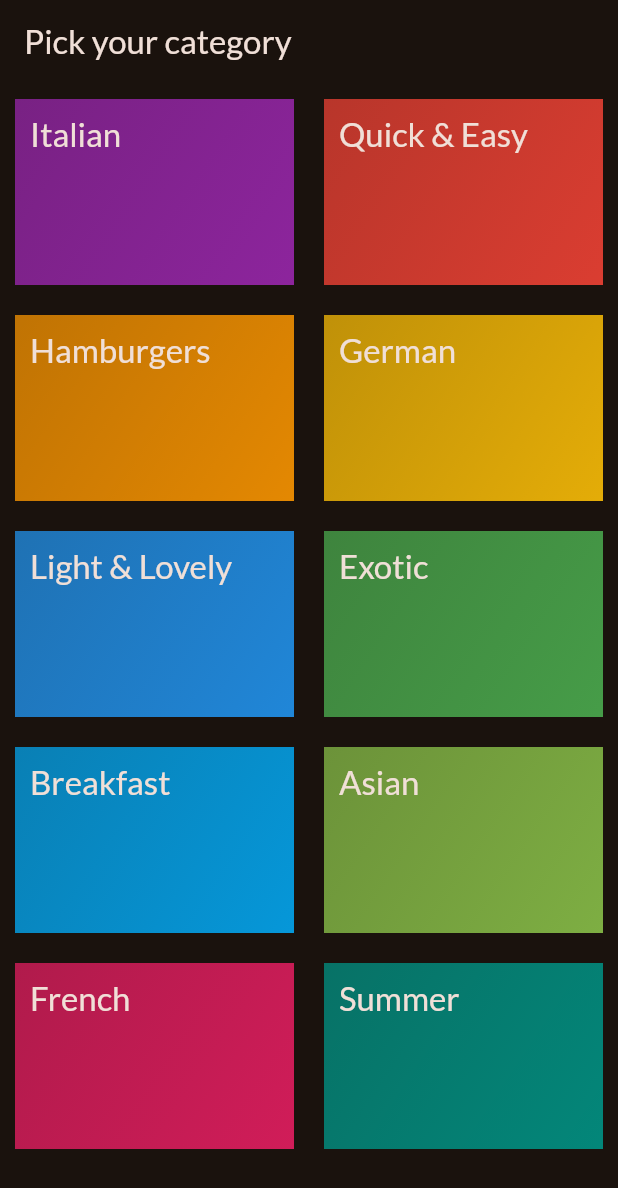
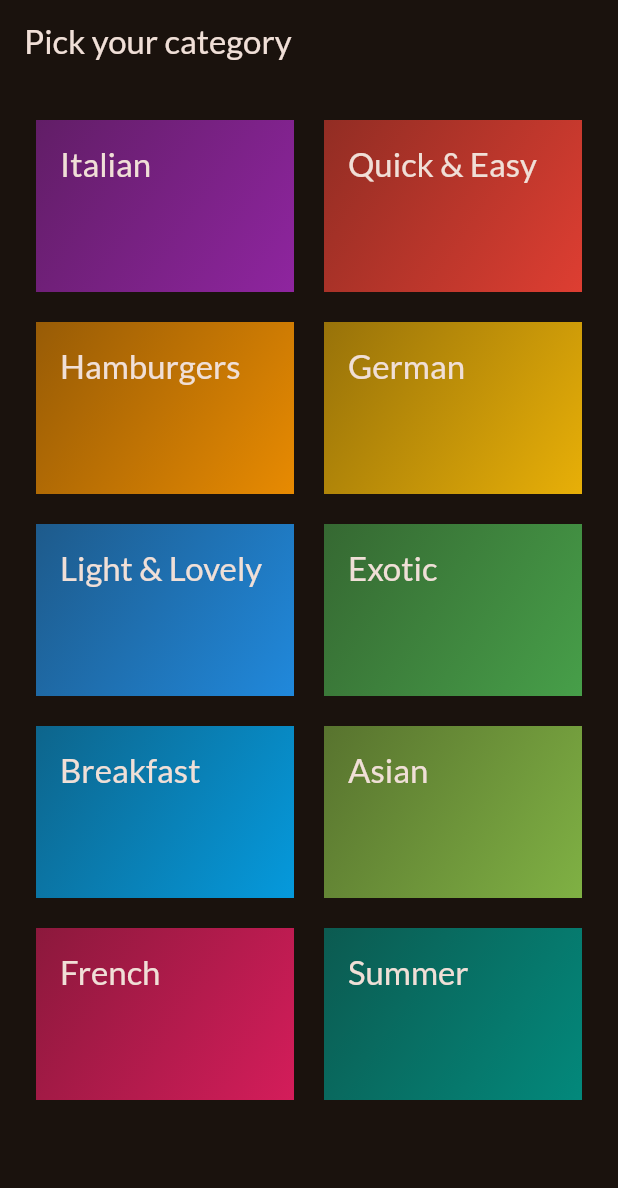
Before and after one commit to do5-5anto5/meals_app, a Flutter app: the screen it shows after launch, on a phone screen of 412 x 824 dp. Shown: the top 1188 px of the screen. Run offline on Flutter 3.47's test engine with Material 3 defaults, Android fonts, the phone set to English and light mode, and no system bars; our stand-ins replace google_fonts.

Commit message:
Refactor padding and gradient's alpha

```diff
--- a/lib/screens/categories.dart
+++ b/lib/screens/categories.dart
@@ -11,7 +11,7 @@ class CategoriesScreen extends StatelessWidget {
     return Scaffold(
       appBar: AppBar(title: const Text('Pick your category')),
       body: Padding(
-        padding: const EdgeInsets.all(10.0),
+        padding: const EdgeInsets.all(24),
         child: GridView(
           gridDelegate: SliverGridDelegateWithFixedCrossAxisCount(
             crossAxisCount: 2,
--- a/lib/widgets/category_item.dart
+++ b/lib/widgets/category_item.dart
@@ -10,11 +10,11 @@ class CategoryGridItem extends StatelessWidget {
   @override
   Widget build(BuildContext context) {
     return Container(
-      padding: const EdgeInsets.all(10),
+      padding: const EdgeInsets.all(16 ),
       decoration: BoxDecoration(
           gradient: LinearGradient(colors: [
-            category.color.withAlpha(185),
-            category.color.withAlpha(225),
+            category.color.withAlpha(140),
+            category.color.withAlpha(229),
           ],
               begin: Alignment.topLeft,
               end: Alignment.bottomRight,
```
